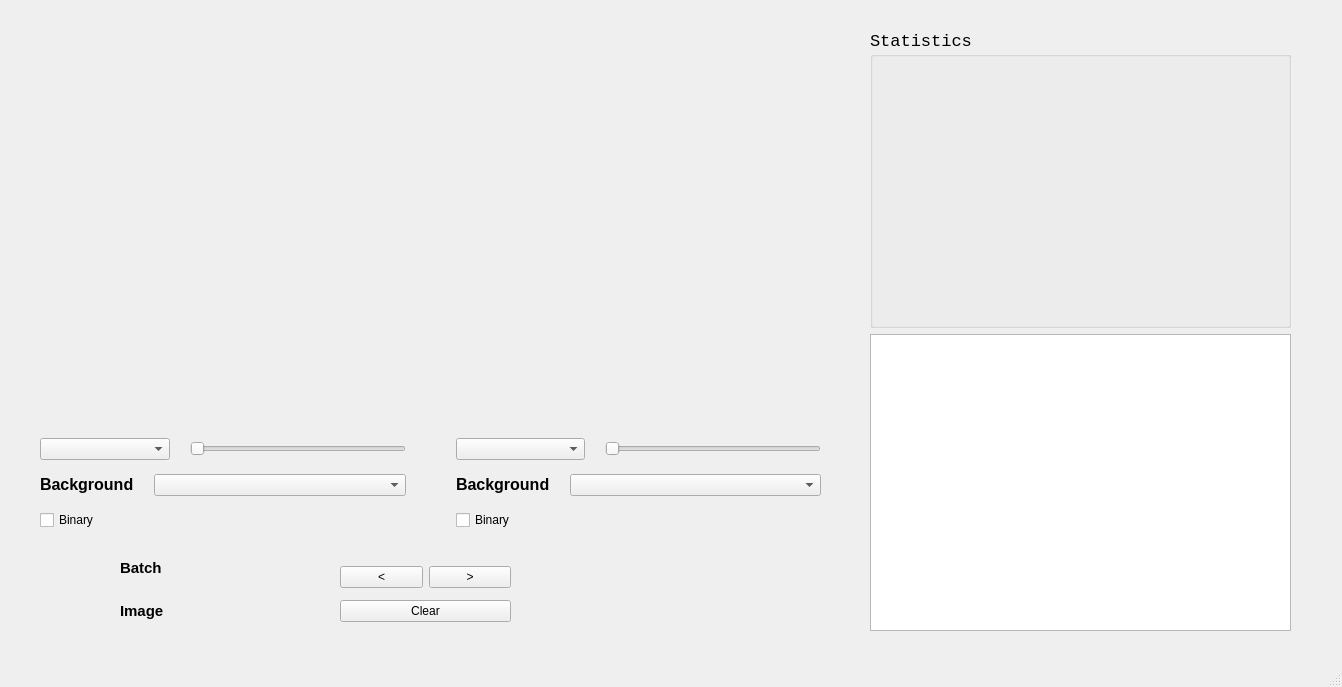
The window that form.ui (youssefshawki9/uncertainty-interactive-visualization) describes before a commit, drawn with Qt 5.
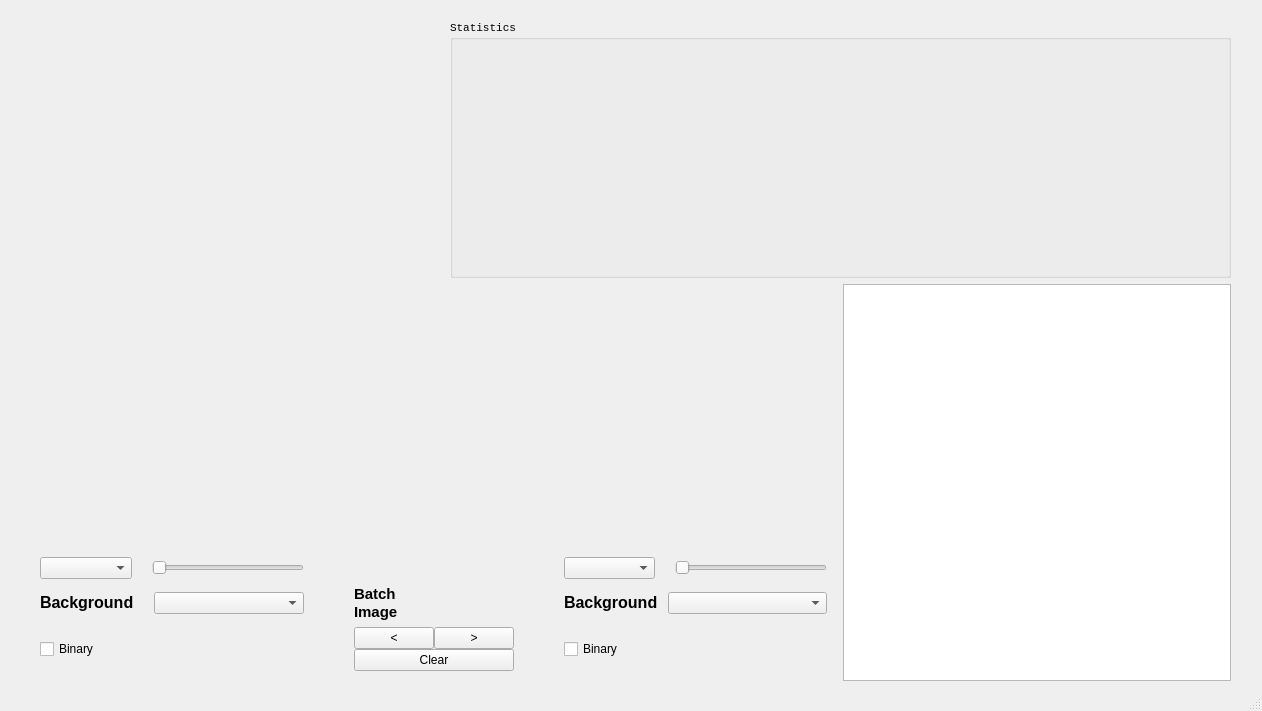
The same window after the commit.

Diff of the .ui file:
```diff
--- a/form.ui
+++ b/form.ui
@@ -6,8 +6,8 @@
    <rect>
     <x>0</x>
     <y>0</y>
-    <width>1342</width>
-    <height>687</height>
+    <width>1262</width>
+    <height>711</height>
    </rect>
   </property>
   <property name="sizePolicy">
@@ -16,86 +16,91 @@
     <verstretch>0</verstretch>
    </sizepolicy>
   </property>
+  <property name="minimumSize">
+   <size>
+    <width>1140</width>
+    <height>711</height>
+   </size>
+  </property>
   <property name="windowTitle">
    <string>MainWindow</string>
   </property>
   <widget class="QWidget" name="centralwidget">
    <property name="sizePolicy">
-    <sizepolicy hsizetype="Fixed" vsizetype="Fixed">
+    <sizepolicy hsizetype="MinimumExpanding" vsizetype="MinimumExpanding">
      <horstretch>0</horstretch>
      <verstretch>0</verstretch>
     </sizepolicy>
    </property>
-   <widget class="QWidget" name="verticalLayoutWidget_2">
+   <widget class="QWidget" name="">
     <property name="geometry">
      <rect>
-      <x>120</x>
-      <y>550</y>
-      <width>160</width>
-      <height>80</height>
+      <x>30</x>
+      <y>20</y>
+      <width>1201</width>
+      <height>661</height>
      </rect>
     </property>
-    <layout class="QVBoxLayout" name="verticalLayout">
+    <layout class="QGridLayout" name="gridLayout_2" rowstretch="0,0,0" columnstretch="0,0,0,0">
+     <property name="sizeConstraint">
+      <enum>QLayout::SizeConstraint::SetMaximumSize</enum>
+     </property>
+     <item row="0" column="2" colspan="2">
+      <layout class="QHBoxLayout" name="horizontalLayout" stretch="0,5">
      <item>
-      <widget class="QLabel" name="batchLabel">
+        <widget class="QGroupBox" name="statsGroupBox">
+         <property name="sizePolicy">
+          <sizepolicy hsizetype="Minimum" vsizetype="Minimum">
+           <horstretch>0</horstretch>
+           <verstretch>0</verstretch>
+          </sizepolicy>
+         </property>
+         <property name="sizeIncrement">
+          <size>
+           <width>0</width>
+           <height>0</height>
+          </size>
+         </property>
        <property name="font">
         <font>
-         <pointsize>11</pointsize>
-         <bold>true</bold>
-        </font>
-       </property>
-       <property name="autoFillBackground">
-        <bool>false</bool>
-       </property>
-       <property name="text">
-        <string>&lt;html&gt;&lt;head/&gt;&lt;body&gt;&lt;p&gt;&lt;span style=&quot; font-size:11pt; font-weight:700;&quot;&gt;Batch&lt;/span&gt;&lt;/p&gt;&lt;/body&gt;&lt;/html&gt;</string>
-       </property>
+           <family>Consolas</family>
+           <pointsize>8</pointsize>
+          </font>
+         </property>
+         <property name="title">
+          <string>Statistics</string>
+         </property>
       </widget>
      </item>
      <item>
-      <widget class="QLabel" name="imageLabel">
-       <property name="font">
-        <font>
-         <pointsize>11</pointsize>
-         <bold>true</bold>
-        </font>
-       </property>
-       <property name="autoFillBackground">
-        <bool>false</bool>
-       </property>
-       <property name="text">
-        <string>&lt;html&gt;&lt;head/&gt;&lt;body&gt;&lt;p&gt;&lt;span style=&quot; font-size:11pt; font-weight:700;&quot;&gt;Image&lt;/span&gt;&lt;/p&gt;&lt;/body&gt;&lt;/html&gt;</string>
-       </property>
-      </widget>
-     </item>
-    </layout>
-   </widget>
-   <widget class="QLabel" name="dataframeLabel">
-    <property name="geometry">
-     <rect>
-      <x>630</x>
-      <y>570</y>
-      <width>131</width>
-      <height>31</height>
-     </rect>
-    </property>
-    <property name="text">
-     <string/>
-    </property>
-   </widget>
-   <widget class="QWidget" name="layoutWidget">
-    <property name="geometry">
-     <rect>
-      <x>40</x>
-      <y>30</y>
-      <width>781</width>
-      <height>391</height>
-     </rect>
-    </property>
-    <layout class="QHBoxLayout" name="horizontalLayout_8">
+        <layout class="QHBoxLayout" name="plotLayout">
+         <property name="sizeConstraint">
+          <enum>QLayout::SizeConstraint::SetDefaultConstraint</enum>
+         </property>
+        </layout>
+       </item>
+      </layout>
+     </item>
+     <item row="0" column="0" rowspan="2">
+      <layout class="QHBoxLayout" name="horizontalLayout_8" stretch="4,4">
      <property name="spacing">
       <number>30</number>
      </property>
+       <property name="sizeConstraint">
+        <enum>QLayout::SizeConstraint::SetFixedSize</enum>
+       </property>
+       <property name="leftMargin">
+        <number>10</number>
+       </property>
+       <property name="topMargin">
+        <number>10</number>
+       </property>
+       <property name="rightMargin">
+        <number>10</number>
+       </property>
+       <property name="bottomMargin">
+        <number>10</number>
+       </property>
      <item>
       <layout class="QHBoxLayout" name="horizontalLayout_1">
        <property name="spacing">
@@ -117,20 +122,64 @@
       </layout>
      </item>
     </layout>
-   </widget>
-   <widget class="QWidget" name="layoutWidget">
-    <property name="geometry">
-     <rect>
-      <x>40</x>
-      <y>430</y>
-      <width>781</width>
-      <height>111</height>
-     </rect>
-    </property>
+     </item>
+     <item row="2" column="0" colspan="3">
     <layout class="QGridLayout" name="gridLayout">
+       <property name="leftMargin">
+        <number>10</number>
+       </property>
+       <property name="topMargin">
+        <number>10</number>
+       </property>
+       <property name="rightMargin">
+        <number>10</number>
+       </property>
+       <property name="bottomMargin">
+        <number>10</number>
+       </property>
      <property name="horizontalSpacing">
       <number>50</number>
      </property>
+       <item row="3" column="0">
+        <layout class="QHBoxLayout" name="horizontalLayout_4">
+         <property name="spacing">
+          <number>20</number>
+         </property>
+         <property name="sizeConstraint">
+          <enum>QLayout::SizeConstraint::SetMaximumSize</enum>
+         </property>
+         <item>
+          <widget class="QLabel" name="label">
+           <property name="sizePolicy">
+            <sizepolicy hsizetype="Preferred" vsizetype="Maximum">
+             <horstretch>0</horstretch>
+             <verstretch>0</verstretch>
+            </sizepolicy>
+           </property>
+           <property name="text">
+            <string>&lt;html&gt;&lt;head/&gt;&lt;body&gt;&lt;p&gt;&lt;span style=&quot; font-size:12pt; font-weight:700;&quot;&gt;Background&lt;/span&gt;&lt;/p&gt;&lt;/body&gt;&lt;/html&gt;</string>
+           </property>
+          </widget>
+         </item>
+         <item>
+          <widget class="QComboBox" name="ComboBoxBackground1">
+           <property name="sizePolicy">
+            <sizepolicy hsizetype="MinimumExpanding" vsizetype="Fixed">
+             <horstretch>0</horstretch>
+             <verstretch>0</verstretch>
+            </sizepolicy>
+           </property>
+          </widget>
+         </item>
+        </layout>
+       </item>
+       <item row="4" column="2">
+        <widget class="QCheckBox" name="checkBoxBinarize2">
+         <property name="text">
+          <string>Binary</string>
+         </property>
+        </widget>
+       </item>
      <item row="0" column="0">
       <layout class="QHBoxLayout" name="horizontalLayout_6" stretch="3,5">
        <property name="spacing">
@@ -161,10 +210,17 @@
        </item>
       </layout>
      </item>
+       <item row="4" column="0">
+        <widget class="QCheckBox" name="checkBoxBinarize1">
+         <property name="text">
+          <string>Binary</string>
+         </property>
+        </widget>
+       </item>
      <item row="3" column="2">
       <layout class="QHBoxLayout" name="horizontalLayout_3">
        <property name="spacing">
-        <number>20</number>
+          <number>10</number>
        </property>
        <property name="sizeConstraint">
         <enum>QLayout::SizeConstraint::SetMaximumSize</enum>
@@ -194,86 +250,20 @@
        </item>
       </layout>
      </item>
-     <item row="0" column="2">
-      <layout class="QHBoxLayout" name="horizontalLayout_5" stretch="3,5">
-       <property name="spacing">
-        <number>20</number>
-       </property>
+       <item row="4" column="1">
+        <layout class="QVBoxLayout" name="verticalLayout_4">
        <item>
-        <widget class="QComboBox" name="ComboBoxForeground2"/>
-       </item>
-       <item>
-        <widget class="QSlider" name="ThresholdSlider_2">
-         <property name="orientation">
-          <enum>Qt::Orientation::Horizontal</enum>
-         </property>
-        </widget>
-       </item>
-      </layout>
-     </item>
-     <item row="3" column="0">
-      <layout class="QHBoxLayout" name="horizontalLayout_4">
-       <property name="spacing">
-        <number>20</number>
-       </property>
-       <property name="sizeConstraint">
-        <enum>QLayout::SizeConstraint::SetMaximumSize</enum>
-       </property>
-       <item>
-        <widget class="QLabel" name="label">
-         <property name="sizePolicy">
-          <sizepolicy hsizetype="Preferred" vsizetype="Maximum">
-           <horstretch>0</horstretch>
-           <verstretch>0</verstretch>
-          </sizepolicy>
-         </property>
-         <property name="text">
-          <string>&lt;html&gt;&lt;head/&gt;&lt;body&gt;&lt;p&gt;&lt;span style=&quot; font-size:12pt; font-weight:700;&quot;&gt;Background&lt;/span&gt;&lt;/p&gt;&lt;/body&gt;&lt;/html&gt;</string>
-         </property>
-        </widget>
-       </item>
-       <item>
-        <widget class="QComboBox" name="ComboBoxBackground1">
-         <property name="sizePolicy">
-          <sizepolicy hsizetype="MinimumExpanding" vsizetype="Fixed">
-           <horstretch>0</horstretch>
-           <verstretch>0</verstretch>
-          </sizepolicy>
-         </property>
-        </widget>
-       </item>
-      </layout>
-     </item>
-     <item row="4" column="0">
-      <widget class="QCheckBox" name="checkBoxBinarize1">
-       <property name="text">
-        <string>Binary</string>
-       </property>
-      </widget>
-     </item>
-     <item row="4" column="2">
-      <widget class="QCheckBox" name="checkBoxBinarize2">
-       <property name="text">
-        <string>Binary</string>
-       </property>
-      </widget>
-     </item>
-    </layout>
-   </widget>
-   <widget class="QWidget" name="layoutWidget">
-    <property name="geometry">
-     <rect>
-      <x>340</x>
-      <y>560</y>
-      <width>171</width>
-      <height>69</height>
-     </rect>
-    </property>
     <layout class="QVBoxLayout" name="verticalLayout_2">
      <item>
       <layout class="QHBoxLayout" name="horizontalLayout_7">
        <item>
         <widget class="QPushButton" name="prevButton">
+               <property name="sizePolicy">
+                <sizepolicy hsizetype="Fixed" vsizetype="Fixed">
+                 <horstretch>0</horstretch>
+                 <verstretch>0</verstretch>
+                </sizepolicy>
+               </property>
          <property name="text">
           <string>&lt;</string>
          </property>
@@ -281,6 +271,12 @@
        </item>
        <item>
         <widget class="QPushButton" name="nextButton">
+               <property name="sizePolicy">
+                <sizepolicy hsizetype="Fixed" vsizetype="Fixed">
+                 <horstretch>0</horstretch>
+                 <verstretch>0</verstretch>
+                </sizepolicy>
+               </property>
          <property name="text">
           <string>&gt;</string>
          </property>
@@ -288,38 +284,99 @@
        </item>
       </layout>
      </item>
+          </layout>
+         </item>
      <item>
       <widget class="QPushButton" name="pushButton_2">
+           <property name="sizePolicy">
+            <sizepolicy hsizetype="Preferred" vsizetype="Fixed">
+             <horstretch>0</horstretch>
+             <verstretch>0</verstretch>
+            </sizepolicy>
+           </property>
        <property name="text">
         <string>Clear</string>
        </property>
       </widget>
      </item>
     </layout>
-   </widget>
-   <widget class="QWidget" name="layoutWidget">
-    <property name="geometry">
-     <rect>
-      <x>870</x>
-      <y>30</y>
-      <width>421</width>
-      <height>601</height>
-     </rect>
-    </property>
-    <layout class="QVBoxLayout" name="verticalLayout_3">
+       </item>
+       <item row="3" column="1">
+        <layout class="QVBoxLayout" name="verticalLayout">
+         <item>
+          <widget class="QLabel" name="batchLabel">
+           <property name="sizePolicy">
+            <sizepolicy hsizetype="Fixed" vsizetype="Fixed">
+             <horstretch>0</horstretch>
+             <verstretch>0</verstretch>
+            </sizepolicy>
+           </property>
+           <property name="font">
+            <font>
+             <pointsize>11</pointsize>
+             <bold>true</bold>
+            </font>
+           </property>
+           <property name="autoFillBackground">
+            <bool>false</bool>
+           </property>
+           <property name="text">
+            <string>&lt;html&gt;&lt;head/&gt;&lt;body&gt;&lt;p&gt;&lt;span style=&quot; font-size:11pt; font-weight:700;&quot;&gt;Batch&lt;/span&gt;&lt;/p&gt;&lt;/body&gt;&lt;/html&gt;</string>
+           </property>
+          </widget>
+         </item>
      <item>
-      <widget class="QGroupBox" name="statsGroupBox">
+          <widget class="QLabel" name="imageLabel">
+           <property name="sizePolicy">
+            <sizepolicy hsizetype="Fixed" vsizetype="Fixed">
+             <horstretch>0</horstretch>
+             <verstretch>0</verstretch>
+            </sizepolicy>
+           </property>
        <property name="font">
         <font>
-         <family>Consolas</family>
-         <pointsize>13</pointsize>
-        </font>
-       </property>
-       <property name="title">
-        <string>Statistics</string>
-       </property>
-      </widget>
-     </item>
+             <pointsize>11</pointsize>
+             <bold>true</bold>
+            </font>
+           </property>
+           <property name="autoFillBackground">
+            <bool>false</bool>
+           </property>
+           <property name="text">
+            <string>&lt;html&gt;&lt;head/&gt;&lt;body&gt;&lt;p&gt;&lt;span style=&quot; font-size:11pt; font-weight:700;&quot;&gt;Image&lt;/span&gt;&lt;/p&gt;&lt;/body&gt;&lt;/html&gt;</string>
+           </property>
+          </widget>
+         </item>
+        </layout>
+       </item>
+       <item row="0" column="2">
+        <layout class="QHBoxLayout" name="horizontalLayout_5" stretch="3,5">
+         <property name="spacing">
+          <number>20</number>
+         </property>
+         <item>
+          <widget class="QComboBox" name="ComboBoxForeground2"/>
+         </item>
+         <item>
+          <widget class="QSlider" name="ThresholdSlider_2">
+           <property name="orientation">
+            <enum>Qt::Orientation::Horizontal</enum>
+           </property>
+          </widget>
+         </item>
+        </layout>
+       </item>
+       <item row="0" column="1">
+        <widget class="QLabel" name="dataframeLabel">
+         <property name="text">
+          <string/>
+         </property>
+        </widget>
+       </item>
+      </layout>
+     </item>
+     <item row="1" column="3" rowspan="2">
+      <layout class="QHBoxLayout" name="horizontalLayout_9">
      <item>
       <widget class="QTableView" name="imagesTable">
        <property name="sizePolicy">
@@ -329,6 +386,8 @@
         </sizepolicy>
        </property>
       </widget>
+       </item>
+      </layout>
      </item>
     </layout>
    </widget>
```
Lines whose indentation alone changed are shown as unchanged.
